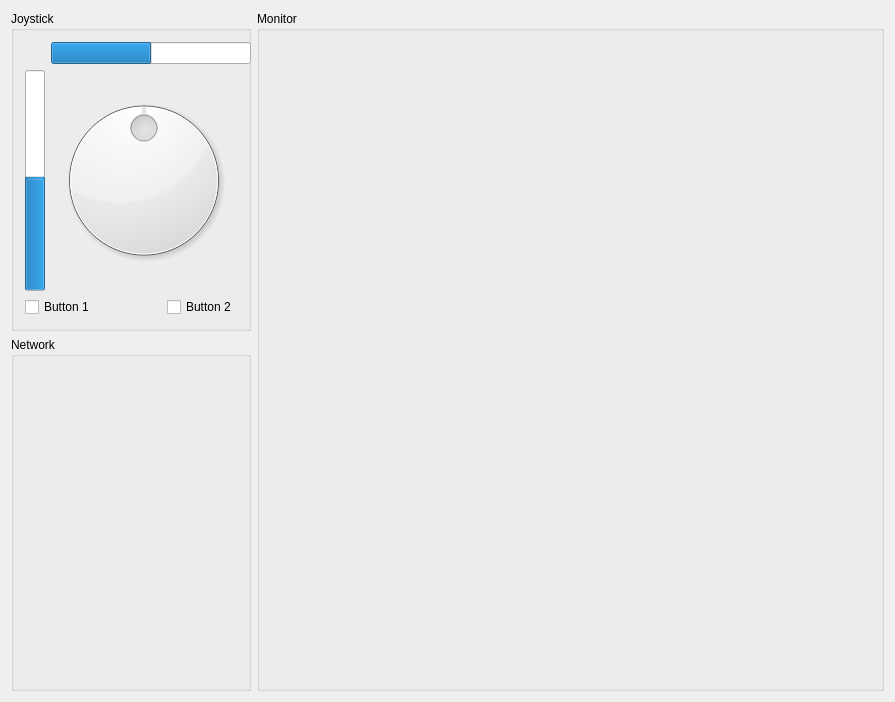
Before: the Qt Designer form src/controllerwidget.ui in sseitov/Megatron, drawn with Qt 5.
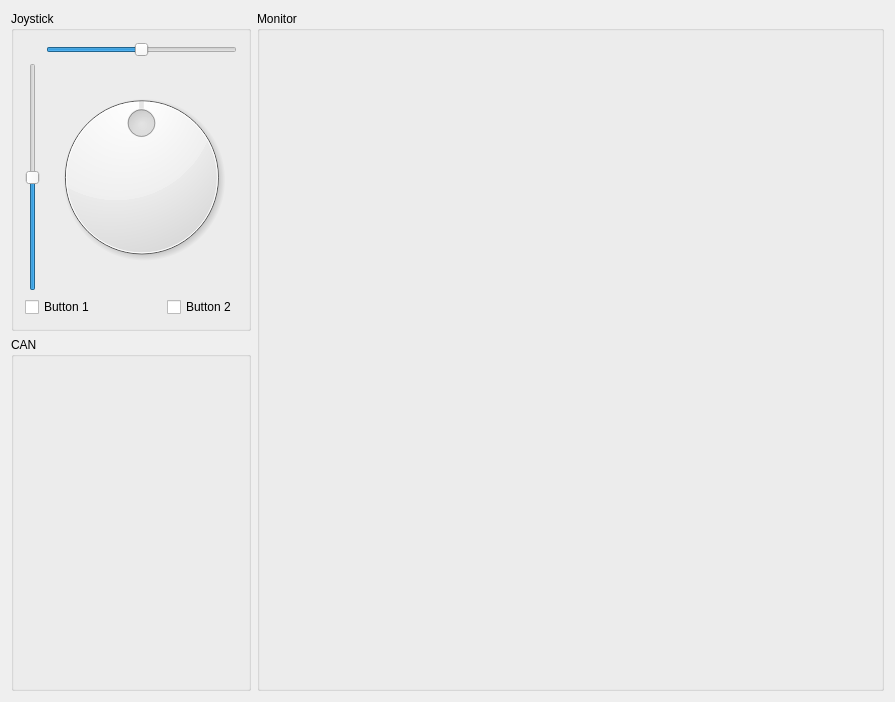
After: the same form once the commit is applied.

Patch:
```diff
--- a/src/controllerwidget.ui
+++ b/src/controllerwidget.ui
@@ -13,6 +13,8 @@
   <property name="windowTitle">
    <string>Megatron</string>
   </property>
+  <layout class="QVBoxLayout" name="verticalLayout_3">
+   <item>
   <layout class="QHBoxLayout" name="horizontalLayout_2">
    <item>
     <layout class="QVBoxLayout" name="verticalLayout_2">
@@ -40,50 +42,26 @@
         <item>
          <layout class="QGridLayout" name="gridLayout">
           <item row="0" column="1">
-           <widget class="QProgressBar" name="xAxis">
-            <property name="minimumSize">
-             <size>
-              <width>200</width>
-              <height>0</height>
-             </size>
-            </property>
+             <widget class="QSlider" name="xAxis">
             <property name="minimum">
              <number>-32768</number>
             </property>
             <property name="maximum">
              <number>32768</number>
             </property>
-            <property name="value">
-             <number>0</number>
-            </property>
-            <property name="textVisible">
-             <bool>false</bool>
-            </property>
             <property name="orientation">
              <enum>Qt::Horizontal</enum>
             </property>
            </widget>
           </item>
           <item row="1" column="0">
-           <widget class="QProgressBar" name="yAxis">
-            <property name="minimumSize">
-             <size>
-              <width>20</width>
-              <height>200</height>
-             </size>
-            </property>
+             <widget class="QSlider" name="yAxis">
             <property name="minimum">
              <number>-32768</number>
             </property>
             <property name="maximum">
              <number>32768</number>
             </property>
-            <property name="value">
-             <number>0</number>
-            </property>
-            <property name="textVisible">
-             <bool>false</bool>
-            </property>
             <property name="orientation">
              <enum>Qt::Vertical</enum>
             </property>
@@ -91,6 +69,12 @@
           </item>
           <item row="1" column="1">
            <widget class="QDial" name="zAxis">
+              <property name="minimumSize">
+               <size>
+                <width>180</width>
+                <height>180</height>
+               </size>
+              </property>
             <property name="minimum">
              <number>-32768</number>
             </property>
@@ -150,47 +134,24 @@
       </widget>
      </item>
      <item>
-      <widget class="QGroupBox" name="network">
-       <property name="minimumSize">
-        <size>
-         <width>0</width>
-         <height>0</height>
-        </size>
-       </property>
-       <property name="maximumSize">
-        <size>
-         <width>1000</width>
-         <height>1000</height>
-        </size>
-       </property>
+        <widget class="QGroupBox" name="can">
        <property name="title">
-        <string>Network</string>
+          <string>CAN</string>
        </property>
       </widget>
      </item>
     </layout>
    </item>
    <item>
-    <widget class="QGroupBox" name="groupBox">
+      <widget class="QGroupBox" name="monitor">
      <property name="title">
       <string>Monitor</string>
      </property>
-     <layout class="QVBoxLayout" name="verticalLayout_3">
-      <item>
-       <widget class="QWidget" name="monitor" native="true"/>
-      </item>
-     </layout>
     </widget>
    </item>
   </layout>
-  <zorder></zorder>
-  <zorder>xAxis</zorder>
-  <zorder>yAxis</zorder>
-  <zorder>zAxis</zorder>
-  <zorder>button1</zorder>
-  <zorder>horizontalSpacer_3</zorder>
-  <zorder>button2</zorder>
-  <zorder>groupBox</zorder>
+   </item>
+  </layout>
  </widget>
  <layoutdefault spacing="6" margin="11"/>
  <resources/>
```
Left out of the diff: 3 changed lines with no effect on the pictures. Lines whose indentation alone changed are shown as unchanged.
